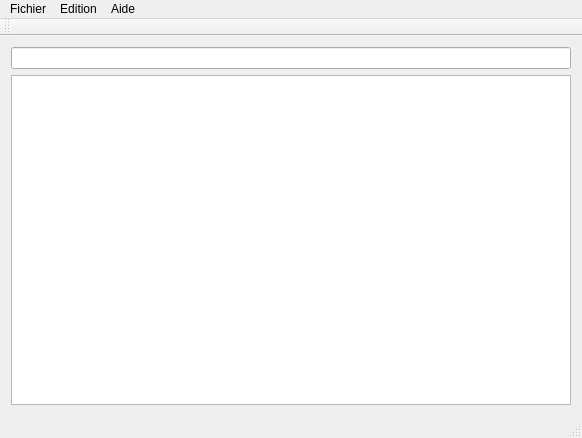
Before: the Qt Designer form src/FenPrincipale.ui in abrochot/Annuaire, drawn with Qt 5.
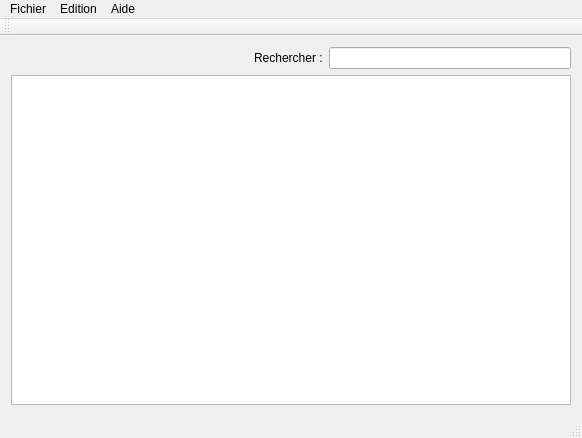
After: the same form once the commit is applied. Icons and pictures are not drawn.

Commit message: maj des slots de la fenetre principale

Patch:
```diff
--- a/src/FenPrincipale.ui
+++ b/src/FenPrincipale.ui
@@ -15,12 +15,36 @@
   </property>
   <widget class="QWidget" name="centralWidget">
    <layout class="QGridLayout" name="gridLayout">
+    <item row="0" column="0">
+     <layout class="QHBoxLayout" name="horizontalLayout">
+      <item>
+       <spacer name="horizontalSpacer">
+        <property name="orientation">
+         <enum>Qt::Horizontal</enum>
+        </property>
+        <property name="sizeHint" stdset="0">
+         <size>
+          <width>40</width>
+          <height>20</height>
+         </size>
+        </property>
+       </spacer>
+      </item>
+      <item>
+       <widget class="QLabel" name="label">
+        <property name="text">
+         <string>Rechercher :</string>
+        </property>
+       </widget>
+      </item>
+      <item>
+       <widget class="QLineEdit" name="lineEdit"/>
+      </item>
+     </layout>
+    </item>
     <item row="1" column="0">
      <widget class="QTableView" name="tableEtudiants"/>
     </item>
-    <item row="0" column="0">
-     <widget class="QLineEdit" name="lineEdit"/>
-    </item>
    </layout>
   </widget>
   <widget class="QMenuBar" name="menuBar">
```
Left out of the diff: 16 changed lines with no effect on the pictures. The commit also changes 3 other files.
